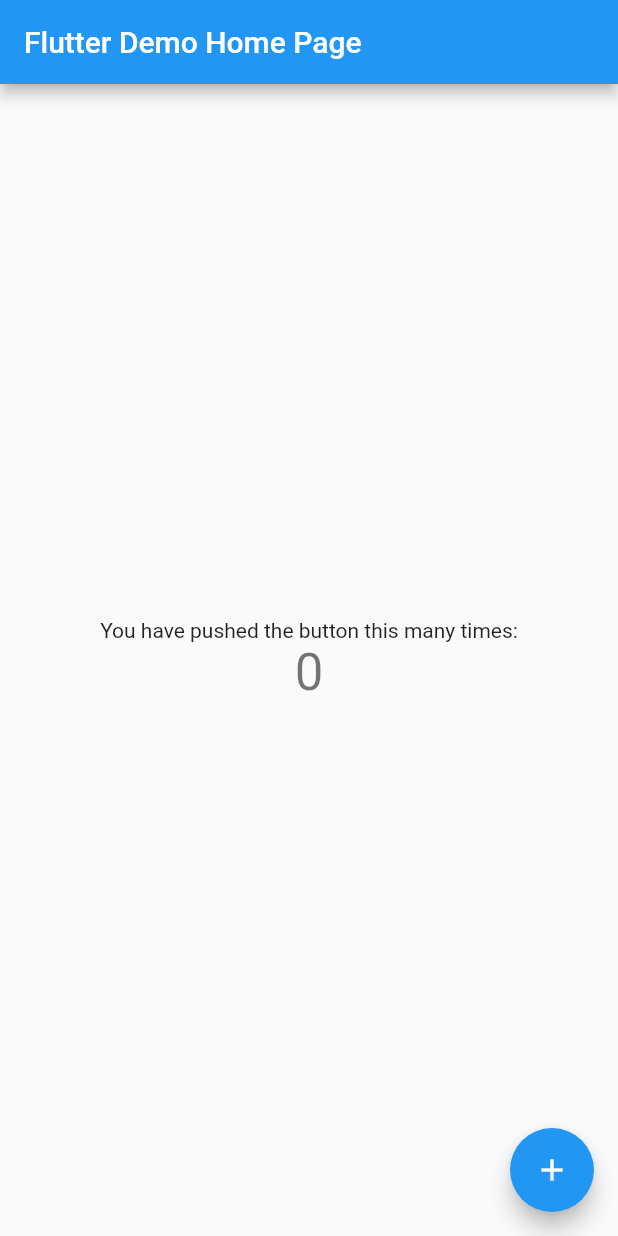
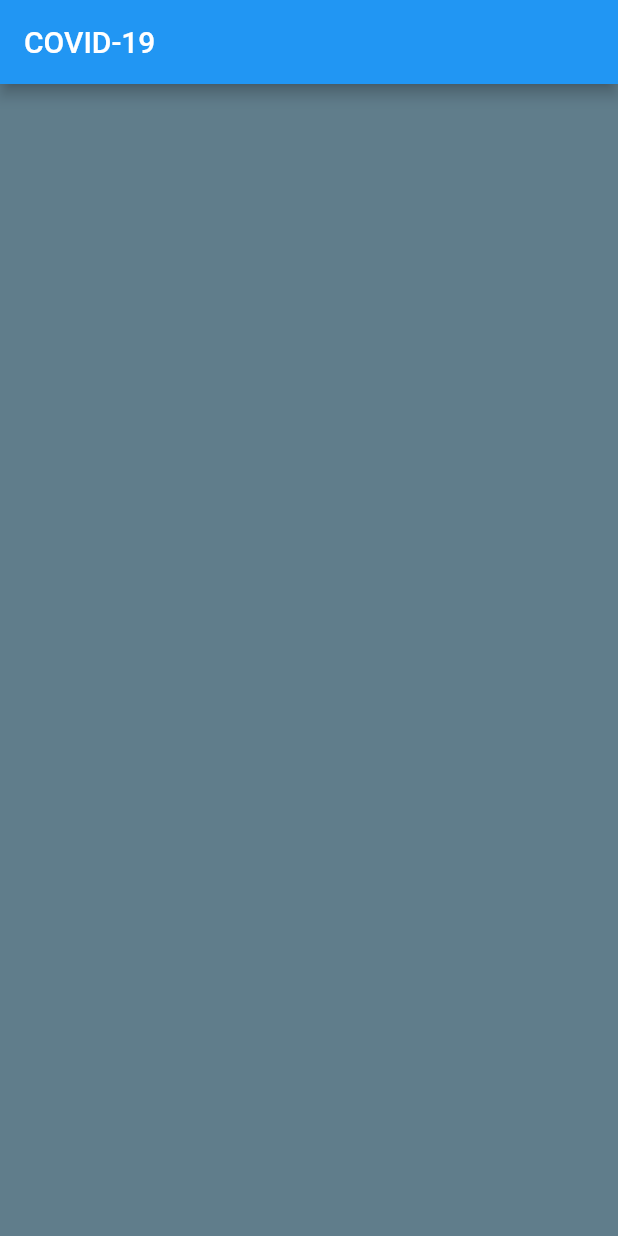
Before and after one commit to Estevao-Nicolau/Dados-Covid19, a Flutter app: the screen it shows after launch, on a phone screen of 412 x 824 dp. Run offline on Flutter 3.47's test engine with Material 2 defaults, Android fonts, the phone set to English and light mode, and no system bars; our stand-ins replace bloc, dio, equatable, flutter_bloc; network calls fail.

Commit message:
:thread:

```diff
--- a/lib/bloc/covid_bloc.dart
+++ b/lib/bloc/covid_bloc.dart
@@ -1,13 +1,26 @@
 import 'package:bloc/bloc.dart';
+import 'package:dados_covid19/model/covid-model.dart';
 import 'package:equatable/equatable.dart';
 
+import '../resources/api-repository.dart';
 part 'covid_event.dart';
 part 'covid_state.dart';
 
 class CovidBloc extends Bloc<CovidEvent, CovidState> {
   CovidBloc() : super(CovidInitial()) {
-    on<CovidEvent>((event, emit) {
-      // TODO: implement event handler
+    final ApiRepository _apiRepository = ApiRepository();
+
+    on<GetCovidList>((event, emit) async {
+      try {
+        emit(CovidLoading());
+        final mList = await _apiRepository.fetchCovidList();
+        emit(CovidLoaded(mList));
+        if (mList.error != null) {
+          emit(CovidError(mList.error));
+        }
+      } on NetworkError {
+        emit(const CovidError("Failed to fetch data. is your device online?"));
+      }
     });
   }
 }
--- a/lib/bloc/covid_event.dart
+++ b/lib/bloc/covid_event.dart
@@ -6,3 +6,5 @@ abstract class CovidEvent extends Equatable {
   @override
   List<Object> get props => [];
 }
+
+class GetCovidList extends CovidEvent {}
--- a/lib/bloc/covid_state.dart
+++ b/lib/bloc/covid_state.dart
@@ -8,3 +8,15 @@ abstract class CovidState extends Equatable {
 }
 
 class CovidInitial extends CovidState {}
+
+class CovidLoading extends CovidState {}
+
+class CovidLoaded extends CovidState {
+  final CovidModel covidModel;
+  const CovidLoaded(this.covidModel);
+}
+
+class CovidError extends CovidState {
+  final String? message;
+  const CovidError(this.message);
+}
--- a/lib/main.dart
+++ b/lib/main.dart
@@ -1,3 +1,4 @@
+import 'package:dados_covid19/page/covid-page.dart';
 import 'package:flutter/material.dart';
 
 void main() => runApp(const MyApp());
@@ -8,105 +9,9 @@ class MyApp extends StatelessWidget {
   // This widget is the root of your application.
   @override
   Widget build(BuildContext context) {
-    return MaterialApp(
-      title: 'Flutter Demo',
-      theme: ThemeData(
-        // This is the theme of your application.
-        //
-        // Try running your application with "flutter run". You'll see the
-        // application has a blue toolbar. Then, without quitting the app, try
-        // changing the primarySwatch below to Colors.green and then invoke
-        // "hot reload" (press "r" in the console where you ran "flutter run",
-        // or press Run > Flutter Hot Reload in a Flutter IDE). Notice that the
-        // counter didn't reset back to zero; the application is not restarted.
-        primarySwatch: Colors.blue,
-      ),
-      home: const MyHomePage(title: 'Flutter Demo Home Page'),
+    return const MaterialApp(
+      debugShowCheckedModeBanner: false,
+      home: CovidPage(),
     );
   }
 }
-
-class MyHomePage extends StatefulWidget {
-  const MyHomePage({Key? key, required this.title}) : super(key: key);
-
-  // This widget is the home page of your application. It is stateful, meaning
-  // that it has a State object (defined below) that contains fields that affect
-  // how it looks.
-
-  // This class is the configuration for the state. It holds the values (in this
-  // case the title) provided by the parent (in this case the App widget) and
-  // used by the build method of the State. Fields in a Widget subclass are
-  // always marked "final".
-
-  final String title;
-
-  @override
-  State<MyHomePage> createState() => _MyHomePageState();
-}
-
-class _MyHomePageState extends State<MyHomePage> {
-  int _counter = 0;
-
-  void _incrementCounter() {
-    setState(() {
-      // This call to setState tells the Flutter framework that something has
-      // changed in this State, which causes it to rerun the build method below
-      // so that the display can reflect the updated values. If we changed
-      // _counter without calling setState(), then the build method would not be
-      // called again, and so nothing would appear to happen.
-      _counter++;
-    });
-  }
-
-  @override
-  Widget build(BuildContext context) {
-    // This method is rerun every time setState is called, for instance as done
-    // by the _incrementCounter method above.
-    //
-    // The Flutter framework has been optimized to make rerunning build methods
-    // fast, so that you can just rebuild anything that needs updating rather
-    // than having to individually change instances of widgets.
-    return Scaffold(
-      appBar: AppBar(
-        // Here we take the value from the MyHomePage object that was created by
-        // the App.build method, and use it to set our appbar title.
-        title: Text(widget.title),
-      ),
-      body: Center(
-        // Center is a layout widget. It takes a single child and positions it
-        // in the middle of the parent.
-        child: Column(
-          // Column is also a layout widget. It takes a list of children and
-          // arranges them vertically. By default, it sizes itself to fit its
-          // children horizontally, and tries to be as tall as its parent.
-          //
-          // Invoke "debug painting" (press "p" in the console, choose the
-          // "Toggle Debug Paint" action from the Flutter Inspector in Android
-          // Studio, or the "Toggle Debug Paint" command in Visual Studio Code)
-          // to see the wireframe for each widget.
-          //
-          // Column has various properties to control how it sizes itself and
-          // how it positions its children. Here we use mainAxisAlignment to
-          // center the children vertically; the main axis here is the vertical
-          // axis because Columns are vertical (the cross axis would be
-          // horizontal).
-          mainAxisAlignment: MainAxisAlignment.center,
-          children: <Widget>[
-            const Text(
-              'You have pushed the button this many times:',
-            ),
-            Text(
-              '$_counter',
-              style: Theme.of(context).textTheme.headline4,
-            ),
-          ],
-        ),
-      ),
-      floatingActionButton: FloatingActionButton(
-        onPressed: _incrementCounter,
-        tooltip: 'Increment',
-        child: const Icon(Icons.add),
-      ), // This trailing comma makes auto-formatting nicer for build methods.
-    );
-  }
-}
--- a/lib/model/covid-model.dart
+++ b/lib/model/covid-model.dart
@@ -0,0 +1,131 @@
+class CovidModel {
+  Global ? global;
+  List < Countries > ? countries;
+  String ? date;
+  String ? error;
+
+  CovidModel({
+    this.global,
+    this.countries,
+    this.date
+  });
+
+  CovidModel.withError(String errorMessage) {
+    error = errorMessage;
+  }
+
+  CovidModel.fromJson(Map < String, dynamic > json) {
+    global = json['Global'] != null ? Global.fromJson(json['Global']) : null;
+    if (json['Countries'] != null) {
+      countries = [];
+      json['Countries'].forEach((v) {
+        countries!.add(Countries.fromJson(v));
+      });
+    }
+    date = json['Date'];
+  }
+
+  Map < String, dynamic > toJson() {
+    final Map < String, dynamic > data = < String, dynamic > {};
+    if (global != null) {
+      data['Global'] = global!.toJson();
+    }
+    if (countries != null) {
+      data['Countries'] = countries!.map((v) => v.toJson()).toList();
+    }
+    data['Date'] = date;
+    return data;
+  }
+}
+
+class Global {
+  int ? newConfirmed;
+  int ? totalConfirmed;
+  int ? newDeaths;
+  int ? totalDeaths;
+  int ? newRecovered;
+  int ? totalRecovered;
+
+  Global({
+    this.newConfirmed,
+    this.totalConfirmed,
+    this.newDeaths,
+    this.totalDeaths,
+    this.newRecovered,
+    this.totalRecovered
+  });
+
+  Global.fromJson(Map < String, dynamic > json) {
+    newConfirmed = json['NewConfirmed'];
+    totalConfirmed = json['TotalConfirmed'];
+    newDeaths = json['NewDeaths'];
+    totalDeaths = json['TotalDeaths'];
+    newRecovered = json['NewRecovered'];
+    totalRecovered = json['TotalRecovered'];
+  }
+
+  Map < String, dynamic > toJson() {
+    final Map < String, dynamic > data = < String, dynamic > {};
+    data['NewConfirmed'] = newConfirmed;
+    data['TotalConfirmed'] = totalConfirmed;
+    data['NewDeaths'] = newDeaths;
+    data['TotalDeaths'] = totalDeaths;
+    data['NewRecovered'] = newRecovered;
+    data['TotalRecovered'] = totalRecovered;
+    return data;
+  }
+}
+
+class Countries {
+  String ? country;
+  String ? countryCode;
+  String ? slug;
+  int ? newConfirmed;
+  int ? totalConfirmed;
+  int ? newDeaths;
+  int ? totalDeaths;
+  int ? newRecovered;
+  int ? totalRecovered;
+  String ? date;
+
+  Countries({
+    this.country,
+    this.countryCode,
+    this.slug,
+    this.newConfirmed,
+    this.totalConfirmed,
+    this.newDeaths,
+    this.totalDeaths,
+    this.newRecovered,
+    this.totalRecovered,
+    this.date
+  });
+
+  Countries.fromJson(Map < String, dynamic > json) {
+    country = json['Country'];
+    countryCode = json['CountryCode'];
+    slug = json['Slug'];
+    newConfirmed = json['NewConfirmed'];
+    totalConfirmed = json['TotalConfirmed'];
+    newDeaths = json['NewDeaths'];
+    totalDeaths = json['TotalDeaths'];
+    newRecovered = json['NewRecovered'];
+    totalRecovered = json['TotalRecovered'];
+    date = json['Date'];
+  }
+
+  Map < String, dynamic > toJson() {
+    final Map < String, dynamic > data = < String, dynamic > {};
+    data['Country'] = country;
+    data['CountryCode'] = countryCode;
+    data['Slug'] = slug;
+    data['NewConfirmed'] = newConfirmed;
+    data['TotalConfirmed'] = totalConfirmed;
+    data['NewDeaths'] = newDeaths;
+    data['TotalDeaths'] = totalDeaths;
+    data['NewRecovered'] = newRecovered;
+    data['TotalRecovered'] = totalRecovered;
+    data['Date'] = date;
+    return data;
+  }
+}
--- a/lib/page/covid-page.dart
+++ b/lib/page/covid-page.dart
@@ -0,0 +1,99 @@
+import 'package:dados_covid19/model/covid-model.dart';
+import 'package:flutter/material.dart';
+import 'package:dados_covid19/bloc/covid_bloc.dart';
+import 'package:flutter/src/foundation/key.dart';
+import 'package:flutter/src/widgets/framework.dart';
+import 'package:flutter_bloc/flutter_bloc.dart';
+
+class CovidPage extends StatefulWidget {
+  const CovidPage({Key? key}) : super(key: key);
+
+  @override
+  _CovidPageState createState() => _CovidPageState();
+}
+
+class _CovidPageState extends State<CovidPage> {
+  final CovidBloc _covidBloc = CovidBloc();
+
+  @override
+  void initState() {
+    _covidBloc.add(GetCovidList());
+    super.initState();
+  }
+
+  @override
+  Widget build(BuildContext context) {
+    return Scaffold(
+      backgroundColor: Colors.blueGrey,
+      appBar: AppBar(title: const Text('COVID-19')),
+      body: _buildListCovid(),
+    );
+  }
+
+  Widget _buildListCovid() {
+    return Container(
+      margin: const EdgeInsets.all(8.0),
+      child: BlocProvider(
+        create: (_) => _covidBloc,
+        child: BlocListener<CovidBloc, CovidState>(
+          listener: (context, state) {
+            if (state is CovidError) {
+              ScaffoldMessenger.of(context).showSnackBar(
+                SnackBar(
+                  content: Text(state.message!),
+                ),
+              );
+            }
+          },
+          child: BlocBuilder<CovidBloc, CovidState>(
+            builder: (context, state) {
+              if (state is CovidInitial) {
+                return _buildLoading();
+              } else if (state is CovidLoading) {
+                return _buildLoading();
+              } else if (state is CovidLoaded) {
+                return _buildCard(context, state.covidModel);
+              } else if (state is CovidError) {
+                return Container();
+              } else {
+                return Container();
+              }
+            },
+          ),
+        ),
+      ),
+    );
+  }
+
+  Widget _buildCard(BuildContext context, CovidModel model) {
+    return ListView.builder(
+      itemCount: model.countries!.length,
+      itemBuilder: (context, index) {
+        return Container(
+          margin: const EdgeInsets.all(8.0),
+          padding: const  EdgeInsets.all(15),
+          decoration: BoxDecoration(
+            color: Colors.white,
+            borderRadius: BorderRadius.circular(10),
+            border: Border.all(color: const Color.fromARGB(255, 196, 193, 193),width: 0.5)
+          ),
+          child: Column(
+            mainAxisAlignment: MainAxisAlignment.start,
+            crossAxisAlignment: CrossAxisAlignment.start,
+            children: <Widget>[
+              Text("Pais: ${model.countries![index].country}".toUpperCase(),),
+              const SizedBox(height: 10),
+              Text("Total Confirmado: ${model.countries![index].totalConfirmed}".toUpperCase(),),
+              const SizedBox(height: 10),
+              Text("Total de Mortes: ${model.countries![index].totalDeaths}".toUpperCase(),),
+              const SizedBox(height: 10),
+              Text("Total de Recuperados: ${model.countries![index].totalRecovered}".toUpperCase(),),
+            ],
+          ),
+        );
+      },
+    );
+  }
+
+  Widget _buildLoading() => const Center(child: CircularProgressIndicator());
+}
--- /dev/null
+++ b/lib/resources/api-repository.dart
@@ -0,0 +1,12 @@
+import '../model/covid-model.dart';
+import 'api-provider.dart';
+
+class ApiRepository {
+  final _provider = ApiProvider();
+
+  Future<CovidModel> fetchCovidList() {
+    return _provider.fetchCovidList();
+  }
+}
+
+class NetworkError extends Error {}
```
Also changed, not shown: lib/resources/api-provider.dart (+21 -0 lines).
